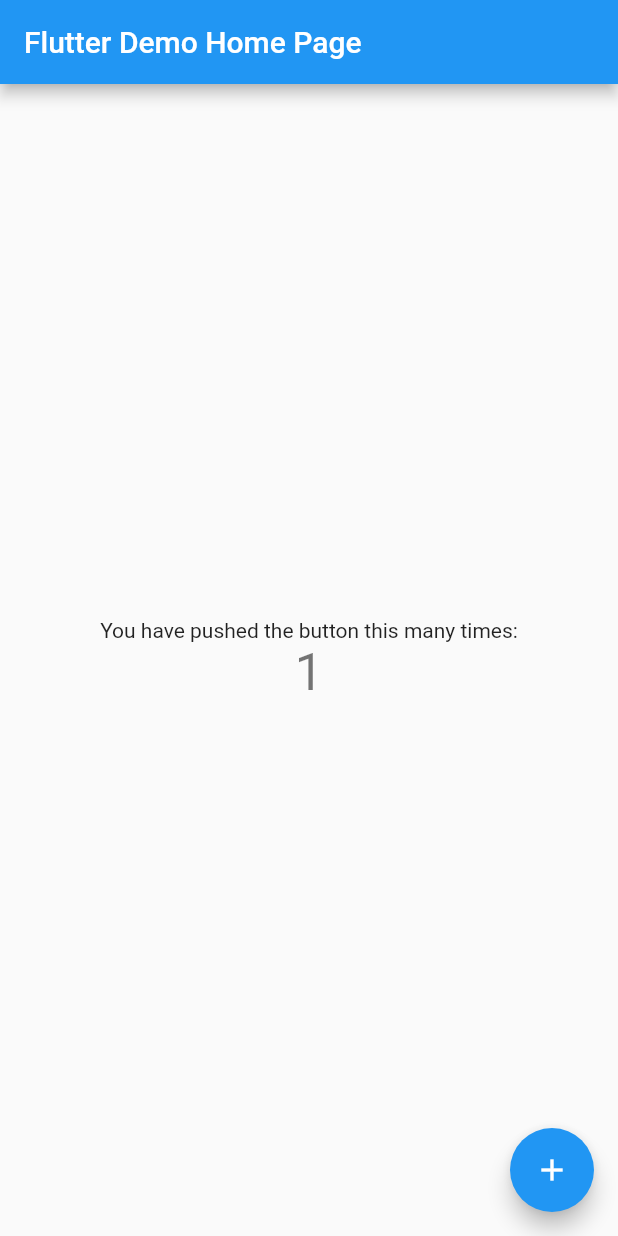
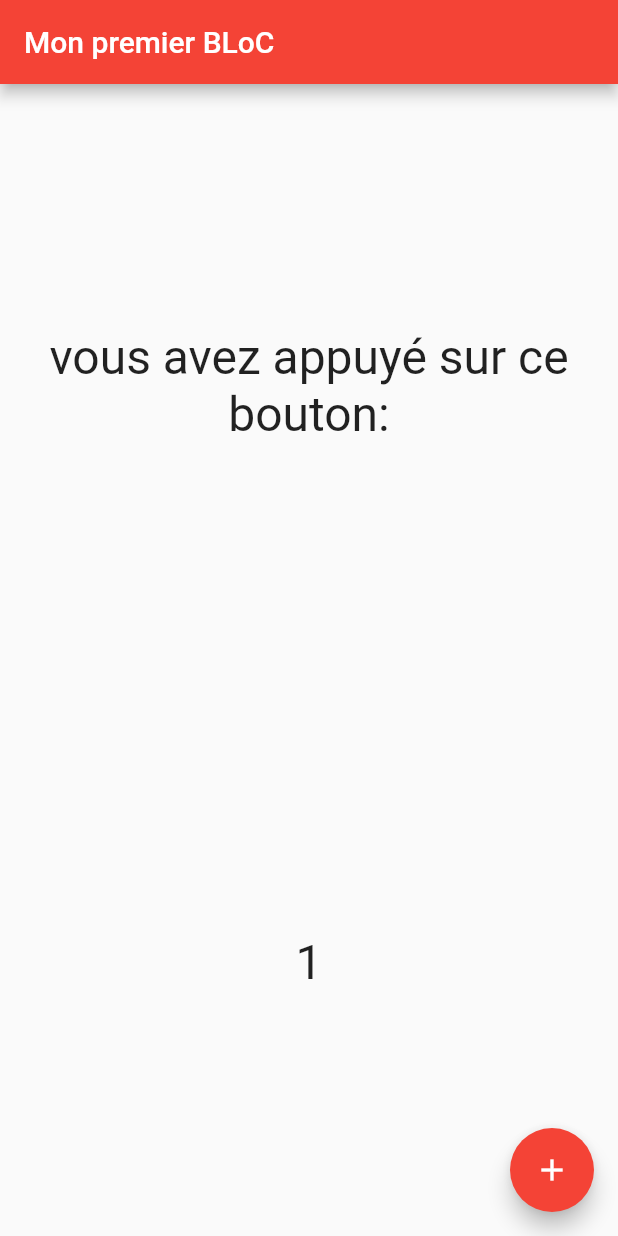
Before and after one commit to Nikuspokus/Flutter_Bloc, a Flutter app: the screen it shows after launch, after a tap on the "add" icon, on a phone screen of 412 x 824 dp. Run offline on Flutter 3.47's test engine with Material 2 defaults, Android fonts, the phone set to English and light mode, and no system bars.

Commit message:
réalisation application de base flutter avec les stream et les sink FINAL

```diff
--- a/lib/bloc/counter_bloc.dart
+++ b/lib/bloc/counter_bloc.dart
@@ -6,6 +6,10 @@ class CounterBloc extends Bloc {
 
   int counter = 0;
 
+  CounterBloc(){
+    sink.add(counter);
+  }
+
   //StreamController
   final _streamController = StreamController<int>();
 
@@ -13,6 +17,7 @@ class CounterBloc extends Bloc {
   Sink<int> get sink => _streamController.sink;
 
   //Sorties
+  Stream<int> get stream => _streamController.stream;
 
   //Logique de travail
   incrementCounter(){
--- a/lib/main.dart
+++ b/lib/main.dart
@@ -1,111 +1,51 @@
 import 'package:flutter/material.dart';
+import 'package:mon_premier_bloc/bloc/counter_bloc.dart';
 
 void main() => runApp(MyApp());
 
 class MyApp extends StatelessWidget {
-  // This widget is the root of your application.
   @override
   Widget build(BuildContext context) {
     return MaterialApp(
+      debugShowCheckedModeBanner: false,
       title: 'Flutter Demo',
-      theme: ThemeData(
-        // This is the theme of your application.
-        //
-        // Try running your application with "flutter run". You'll see the
-        // application has a blue toolbar. Then, without quitting the app, try
-        // changing the primarySwatch below to Colors.green and then invoke
-        // "hot reload" (press "r" in the console where you ran "flutter run",
-        // or simply save your changes to "hot reload" in a Flutter IDE).
-        // Notice that the counter didn't reset back to zero; the application
-        // is not restarted.
-        primarySwatch: Colors.blue,
-      ),
-      home: MyHomePage(title: 'Flutter Demo Home Page'),
+      theme: ThemeData(primarySwatch: Colors.red,),
+      home: Interface('Mon premier BLoC'),
     );
   }
 }
 
-class MyHomePage extends StatefulWidget {
-  MyHomePage({Key key, this.title}) : super(key: key);
-
-  // This widget is the home page of your application. It is stateful, meaning
-  // that it has a State object (defined below) that contains fields that affect
-  // how it looks.
-
-  // This class is the configuration for the state. It holds the values (in this
-  // case the title) provided by the parent (in this case the App widget) and
-  // used by the build method of the State. Fields in a Widget subclass are
-  // always marked "final".
-
+class Interface extends StatelessWidget {
   final String title;
 
-  @override
-  _MyHomePageState createState() => _MyHomePageState();
-}
+  CounterBloc bloc = CounterBloc();
 
-class _MyHomePageState extends State<MyHomePage> {
-  int _counter = 0;
-
-  void _incrementCounter() {
-    setState(() {
-      // This call to setState tells the Flutter framework that something has
-      // changed in this State, which causes it to rerun the build method below
-      // so that the display can reflect the updated values. If we changed
-      // _counter without calling setState(), then the build method would not be
-      // called again, and so nothing would appear to happen.
-      _counter++;
-    });
-  }
+  Interface(this.title);
 
   @override
   Widget build(BuildContext context) {
-    // This method is rerun every time setState is called, for instance as done
-    // by the _incrementCounter method above.
-    //
-    // The Flutter framework has been optimized to make rerunning build methods
-    // fast, so that you can just rebuild anything that needs updating rather
-    // than having to individually change instances of widgets.
+    // TODO: implement build
     return Scaffold(
-      appBar: AppBar(
-        // Here we take the value from the MyHomePage object that was created by
-        // the App.build method, and use it to set our appbar title.
-        title: Text(widget.title),
-      ),
-      body: Center(
-        // Center is a layout widget. It takes a single child and positions it
-        // in the middle of the parent.
-        child: Column(
-          // Column is also a layout widget. It takes a list of children and
-          // arranges them vertically. By default, it sizes itself to fit its
-          // children horizontally, and tries to be as tall as its parent.
-          //
-          // Invoke "debug painting" (press "p" in the console, choose the
-          // "Toggle Debug Paint" action from the Flutter Inspector in Android
-          // Studio, or the "Toggle Debug Paint" command in Visual Studio Code)
-          // to see the wireframe for each widget.
-          //
-          // Column has various properties to control how it sizes itself and
-          // how it positions its children. Here we use mainAxisAlignment to
-          // center the children vertically; the main axis here is the vertical
-          // axis because Columns are vertical (the cross axis would be
-          // horizontal).
-          mainAxisAlignment: MainAxisAlignment.center,
-          children: <Widget>[
-            Text(
-              'You have pushed the button this many times:',
-            ),
-            Text(
-              '$_counter',
-              style: Theme.of(context).textTheme.display1,
-            ),
-          ],
-        ),
+      appBar: AppBar(title: Text(title)),
+      body: StreamBuilder(
+        stream: bloc.stream,
+        builder: (context, snapshot ){
+          return
+            Center(
+              child: Column(
+                mainAxisAlignment: MainAxisAlignment.spaceAround,
+                children: <Widget>[
+                  Text("vous avez appuyé sur ce bouton:", style: TextStyle(fontSize: 32), textAlign: TextAlign.center,),
+                  Text("${snapshot.data}",style: TextStyle(fontSize: 32), textAlign: TextAlign.center,),
+                ],
+              ),
+            );
+        },
       ),
       floatingActionButton: FloatingActionButton(
-        onPressed: _incrementCounter,
-        tooltip: 'Increment',
         child: Icon(Icons.add),
-      ), // This trailing comma makes auto-formatting nicer for build methods.
+        onPressed: () => bloc.incrementCounter(),
+      ),
     );
   }
 }
```
